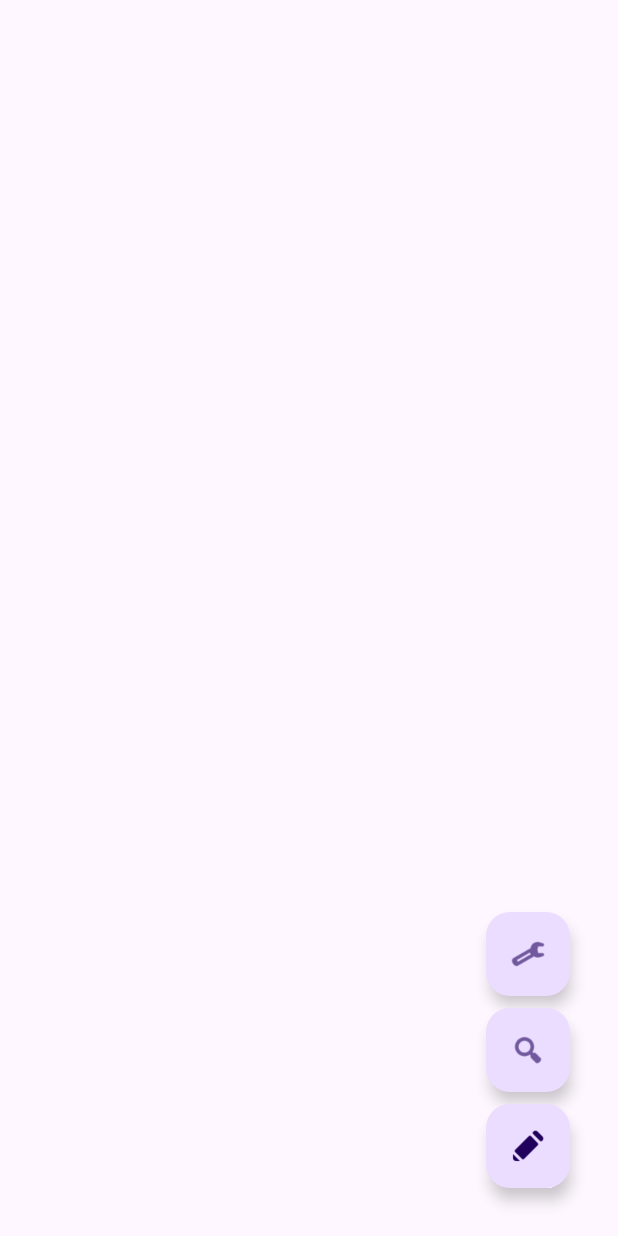
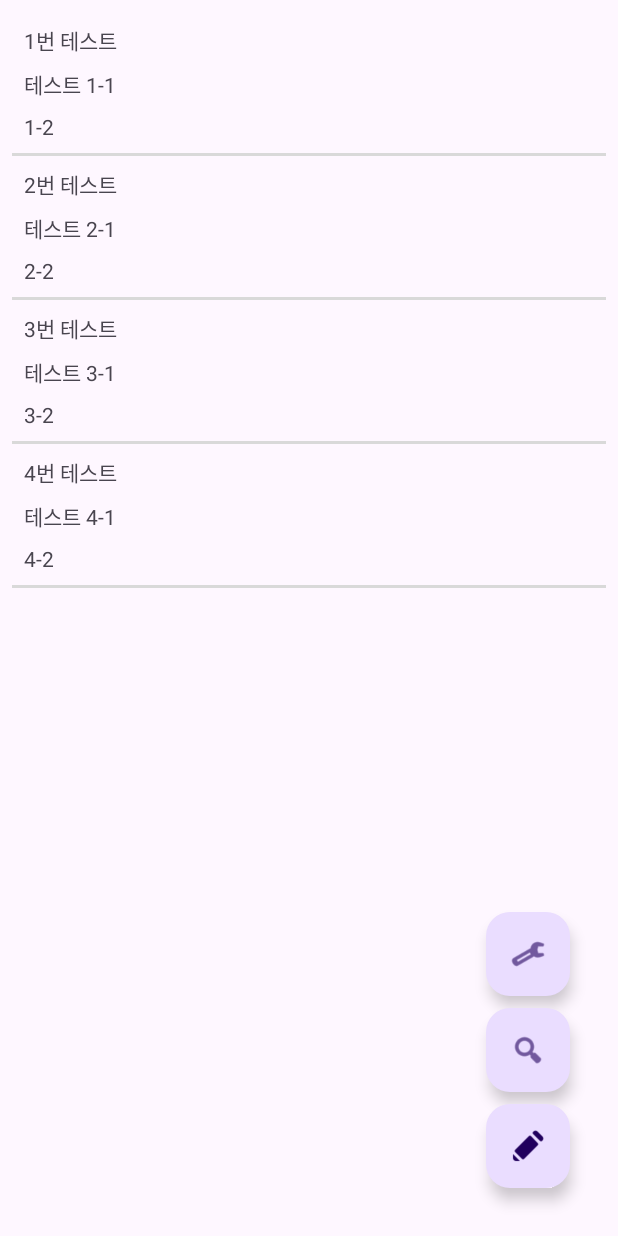
Before and after one commit to cbh1992/Project-Ffactory-secretreview, an Android app: the screen it shows after launch (MainActivity), on a phone screen of 412 x 824 dp. Run offline under Robolectric (Android 15) with nearby library versions, the phone set to English and light mode, and no system bars.

Commit message:
메인페이지 리사이클러뷰 완성(더미데이터 테스트 완료)

```diff
--- a/app/src/main/java/com/ffactory/secretreview/MainActivity.kt
+++ b/app/src/main/java/com/ffactory/secretreview/MainActivity.kt
@@ -1,9 +1,13 @@
 package com.ffactory.secretreview
 
+import android.annotation.SuppressLint
 import android.content.Intent
 import androidx.appcompat.app.AppCompatActivity
 import android.os.Bundle
+import androidx.recyclerview.widget.LinearLayoutManager
 import com.ffactory.secretreview.OptionPage.OptionPage
+import com.ffactory.secretreview.ReviewPage.ItemDataClass
+import com.ffactory.secretreview.ReviewPage.MainRecyclerViewAdapter
 import com.ffactory.secretreview.ReviewPage.NewReview
 import com.ffactory.secretreview.SearchPage.SearchPage
 import com.ffactory.secretreview.databinding.ActivityMainBinding
@@ -12,13 +16,26 @@ import com.ffactory.secretreview.databinding.ActivityMainBinding
 
 class MainActivity : AppCompatActivity() {
     private lateinit var binding : ActivityMainBinding
+    @SuppressLint("NotifyDataSetChanged")
     override fun onCreate(savedInstanceState: Bundle?) {
         super.onCreate(savedInstanceState)
         binding = ActivityMainBinding.inflate(layoutInflater)
         setContentView(binding.root)
 
-        //리사이클러뷰 부분
+        //리사이클러뷰 테스트용 더미데이터
+        val recy = binding.RecyclerView
+        val itemList = ArrayList<ItemDataClass>()
+        itemList.add(ItemDataClass("1번 테스트","테스트 1-1", "1-2"))
+        itemList.add(ItemDataClass("2번 테스트","테스트 2-1", "2-2"))
+        itemList.add(ItemDataClass("3번 테스트","테스트 3-1", "3-2"))
+        itemList.add(ItemDataClass("4번 테스트","테스트 4-1", "4-2"))
 
+        val adapter = MainRecyclerViewAdapter(itemList)
+        adapter.notifyDataSetChanged()
+
+        recy.adapter = adapter
+        recy.layoutManager = LinearLayoutManager(this,LinearLayoutManager.VERTICAL,false)
+        //더미데이터 끝
 
         //FAB 액티비티 전환부분
         val New = binding.NewButton
--- /dev/null
+++ b/app/src/main/java/com/ffactory/secretreview/ReviewPage/MainRecyclerViewAdapter.kt
@@ -0,0 +1,39 @@
+package com.ffactory.secretreview.ReviewPage
+
+import android.content.Context
+import android.content.Intent
+import android.view.LayoutInflater
+import android.view.View
+import android.view.ViewGroup
+import android.widget.TextView
+import androidx.recyclerview.widget.RecyclerView
+import com.ffactory.secretreview.R
+import com.ffactory.secretreview.ReviewPage.ItemDataClass
+import com.ffactory.secretreview.databinding.ActivityNewReviewBinding
+import com.ffactory.secretreview.databinding.ReviewItemsBinding
+
+class MainRecyclerViewAdapter(val itemList: ArrayList<ItemDataClass>) :
+    RecyclerView.Adapter<MainRecyclerViewAdapter.ViewHolder>() {
+
+    var review = mutableListOf<ItemDataClass>()
+    override fun onCreateViewHolder(parent: ViewGroup, viewType: Int): ViewHolder {
+        val view = LayoutInflater.from(parent.context).inflate(R.layout.review_items, parent, false)
+        return ViewHolder(view)
+    }
+
+    override fun onBindViewHolder(holder: ViewHolder, position: Int) {
+        holder.tv_name.text = itemList[position].name
+        holder.tv_add.text = itemList[position].add
+        holder.tv_tags.text = itemList[position].tags
+    }
+
+    override fun getItemCount(): Int {
+        return itemList.count()
+    }
+
+    inner class ViewHolder (itemView: View) : RecyclerView.ViewHolder(itemView){
+        val tv_name = itemView.findViewById<TextView>(R.id.ItemName)
+        val tv_add = itemView.findViewById<TextView>(R.id.ItemAddress)
+        val tv_tags = itemView.findViewById<TextView>(R.id.ItemTag)
+    }
+}
--- a/app/src/main/res/layout/activity_main.xml
+++ b/app/src/main/res/layout/activity_main.xml
@@ -15,6 +15,7 @@
         android:layout_marginTop="8dp"
         android:layout_marginEnd="8dp"
         android:layout_marginBottom="8dp"
+        tools:listitem="@layout/review_items"
         app:layout_constraintBottom_toBottomOf="parent"
         app:layout_constraintEnd_toEndOf="parent"
         app:layout_constraintHorizontal_bias="0.0"
--- a/app/src/main/res/layout/review_items.xml
+++ b/app/src/main/res/layout/review_items.xml
@@ -3,7 +3,7 @@
     xmlns:app="http://schemas.android.com/apk/res-auto"
     xmlns:tools="http://schemas.android.com/tools"
     android:layout_width="match_parent"
-    android:layout_height="match_parent">
+    android:layout_height="wrap_content">
 
     <TextView
         android:id="@+id/ItemName"
@@ -34,10 +34,13 @@
         app:layout_constraintTop_toBottomOf="@+id/ItemAddress" />
 
     <View
-        android:id="@+id/view"
+        android:id="@+id/BorderLine"
         android:layout_width="match_parent"
-        android:layout_height="1dp"
+        android:layout_height="2dp"
         android:layout_marginTop="8dp"
+        android:background="#D9D9D9"
+        app:layout_constraintEnd_toEndOf="parent"
+        app:layout_constraintStart_toStartOf="parent"
         app:layout_constraintTop_toBottomOf="@+id/ItemTag" />
 
 </androidx.constraintlayout.widget.ConstraintLayout>
```
Also changed, not shown: app/src/main/java/com/ffactory/secretreview/SearchPage/MainRecyclerViewAdapter.kt (deleted, +0 -33 lines).
